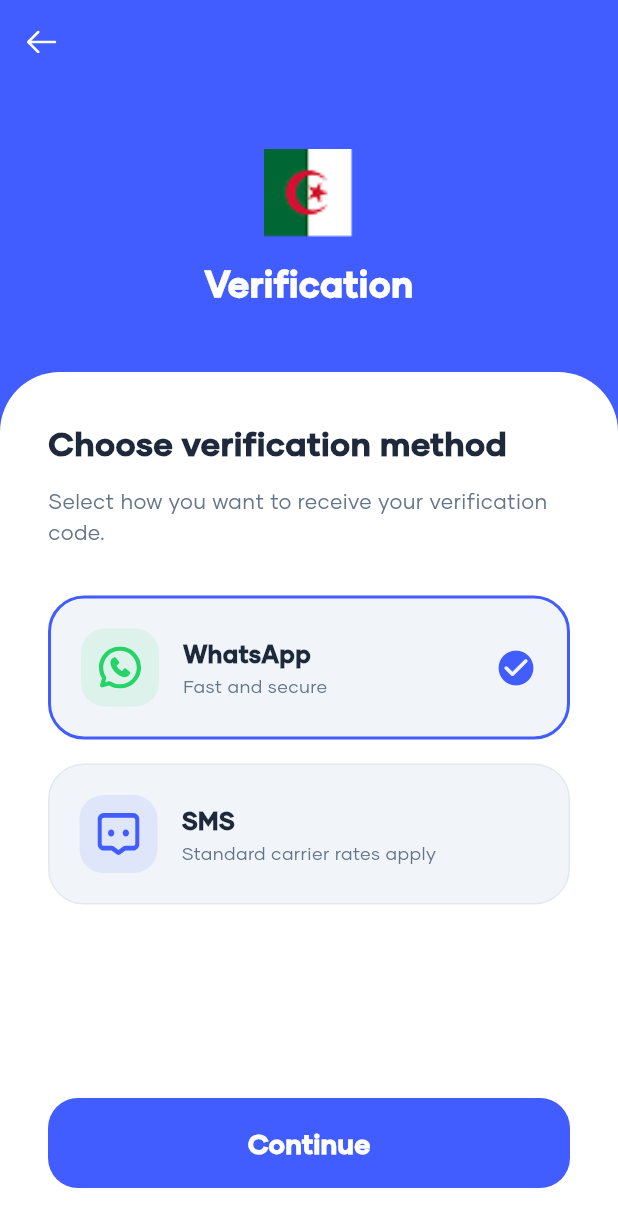
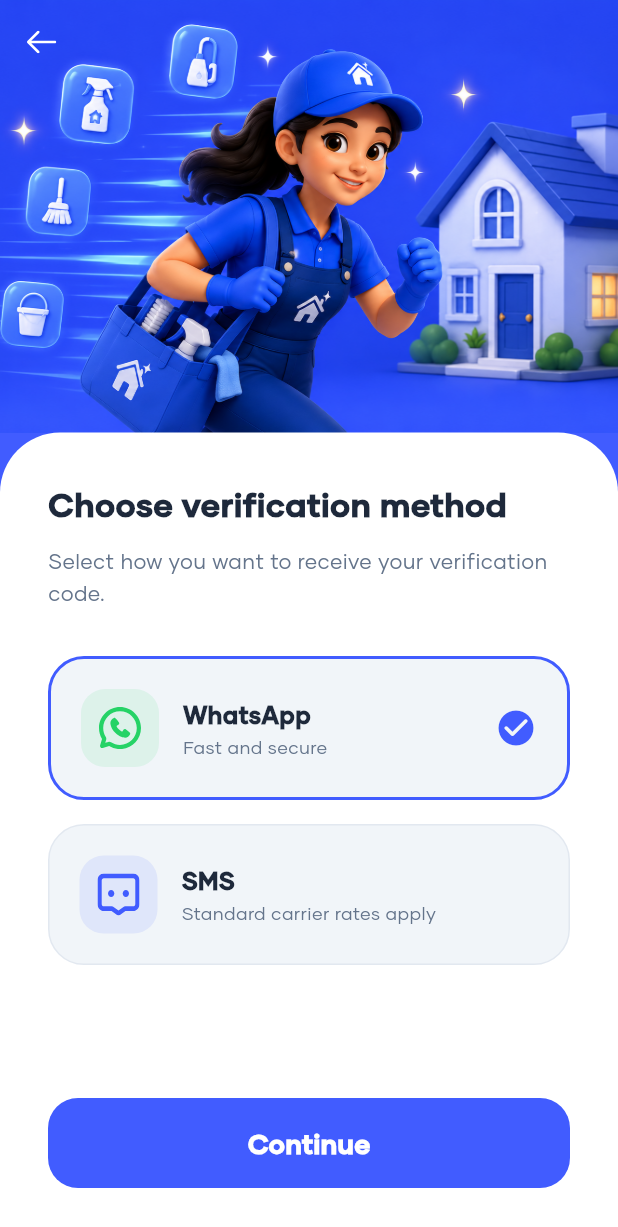
Before and after one commit to MoncefAzzouz/nadhif-app, a Flutter app: the VerificationMethodPage screen opened directly with empty values, on a phone screen of 412 x 824 dp. Shown: the top 1227 px of the screen. Run offline on Flutter 3.47's test engine with Material 3 defaults, Android fonts, the light colour scheme and no system bars; our stand-ins replace cached_network_image, equatable, flutter_bloc, flutter_map, flutter_svg, get_it and 2 more; accounts and stored records are empty.

```diff
--- a/lib/src/features/auth/pages/verification_method_page.dart
+++ b/lib/src/features/auth/pages/verification_method_page.dart
@@ -38,6 +38,7 @@ class _VerificationMethodPageState extends State<VerificationMethodPage> {
   Widget build(BuildContext context) {
     return Scaffold(
       backgroundColor: ColorApp.primary,
+      extendBodyBehindAppBar: true,
       appBar: AppBar(
         backgroundColor: Colors.transparent,
         elevation: 0,
@@ -52,32 +53,19 @@ class _VerificationMethodPageState extends State<VerificationMethodPage> {
       body: Column(
         children: [
           Expanded(
-            flex: 25,
-            child: Center(
-              child: Column(
-                mainAxisAlignment: MainAxisAlignment.center,
-                children: [
-                  Image.asset(
-                    MediaRes.logo,
-                    width: 150,
-                    height: 60,
-                    fit: BoxFit.contain,
-                  ),
-                  const SizedBox(height: 12),
-                  const Text(
-                    "Verification",
-                    style: TextStyle(
-                      color: Colors.white,
-                      fontSize: 24,
-                      fontWeight: FontWeight.w900,
-                    ),
-                  ),
-                ],
+            flex: 35,
+            child: SizedBox(
+              width: double.infinity,
+              height: double.infinity,
+              child: Image.asset(
+                'assets/images/second.png',
+                fit: BoxFit.cover,
+                alignment: Alignment.bottomCenter,
               ),
             ),
           ),
           Expanded(
-            flex: 75,
+            flex: 65,
               child: Container(
                 width: double.infinity,
                 decoration: const BoxDecoration(
```
Also changed, not shown: assets/images/second.png (added). Lines whose indentation alone changed are shown as unchanged.
